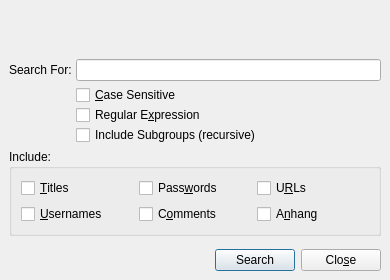
thooge/keepassx1, file src/forms/SearchDlg.ui: the form before one commit.
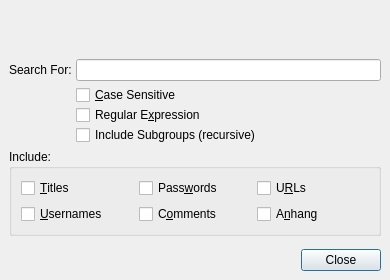
The form after the commit.

The edit to the form file:
```diff
--- a/src/forms/SearchDlg.ui
+++ b/src/forms/SearchDlg.ui
@@ -10,9 +10,7 @@
    </rect>
   </property>
   <property name="sizePolicy" >
-   <sizepolicy>
-    <hsizetype>0</hsizetype>
-    <vsizetype>0</vsizetype>
+   <sizepolicy vsizetype="Fixed" hsizetype="Fixed" >
     <horstretch>0</horstretch>
     <verstretch>0</verstretch>
    </sizepolicy>
@@ -60,7 +58,19 @@
      <property name="margin" >
       <number>0</number>
      </property>
-     <property name="spacing" >
+     <property name="topMargin" >
+      <number>0</number>
+     </property>
+     <property name="rightMargin" >
+      <number>0</number>
+     </property>
+     <property name="bottomMargin" >
+      <number>0</number>
+     </property>
+     <property name="horizontalSpacing" >
+      <number>4</number>
+     </property>
+     <property name="verticalSpacing" >
       <number>4</number>
      </property>
      <item row="1" column="0" >
@@ -217,52 +227,11 @@
     </spacer>
    </item>
    <item>
-    <layout class="QHBoxLayout" >
-     <property name="margin" >
-      <number>0</number>
+    <widget class="QDialogButtonBox" name="ButtonBox" >
+     <property name="standardButtons" >
+      <set>QDialogButtonBox::Close</set>
      </property>
-     <property name="spacing" >
-      <number>6</number>
-     </property>
-     <item>
-      <spacer>
-       <property name="orientation" >
-        <enum>Qt::Horizontal</enum>
-       </property>
-       <property name="sizeHint" >
-        <size>
-         <width>40</width>
-         <height>20</height>
-        </size>
-       </property>
-      </spacer>
-     </item>
-     <item>
-      <widget class="QPushButton" name="Button_Search" >
-       <property name="sizePolicy" >
-        <sizepolicy>
-         <hsizetype>0</hsizetype>
-         <vsizetype>0</vsizetype>
-         <horstretch>0</horstretch>
-         <verstretch>0</verstretch>
-        </sizepolicy>
-       </property>
-       <property name="text" >
-        <string>Search</string>
-       </property>
-      </widget>
-     </item>
-     <item>
-      <widget class="QPushButton" name="Button_Close" >
-       <property name="text" >
-        <string>Clo&amp;se</string>
-       </property>
-       <property name="shortcut" >
-        <string>Alt+S</string>
-       </property>
-      </widget>
-     </item>
-    </layout>
+    </widget>
    </item>
   </layout>
  </widget>
```
Left out of the diff: 50 changed lines with no effect on the pictures.
